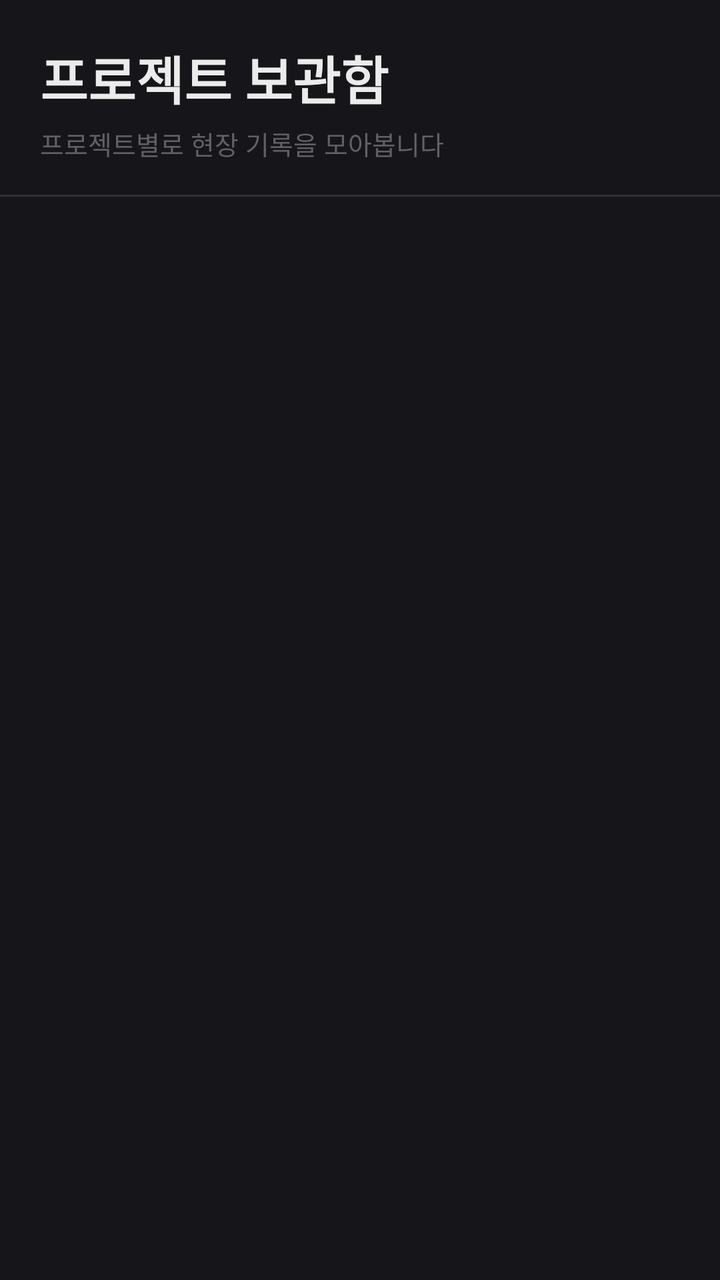
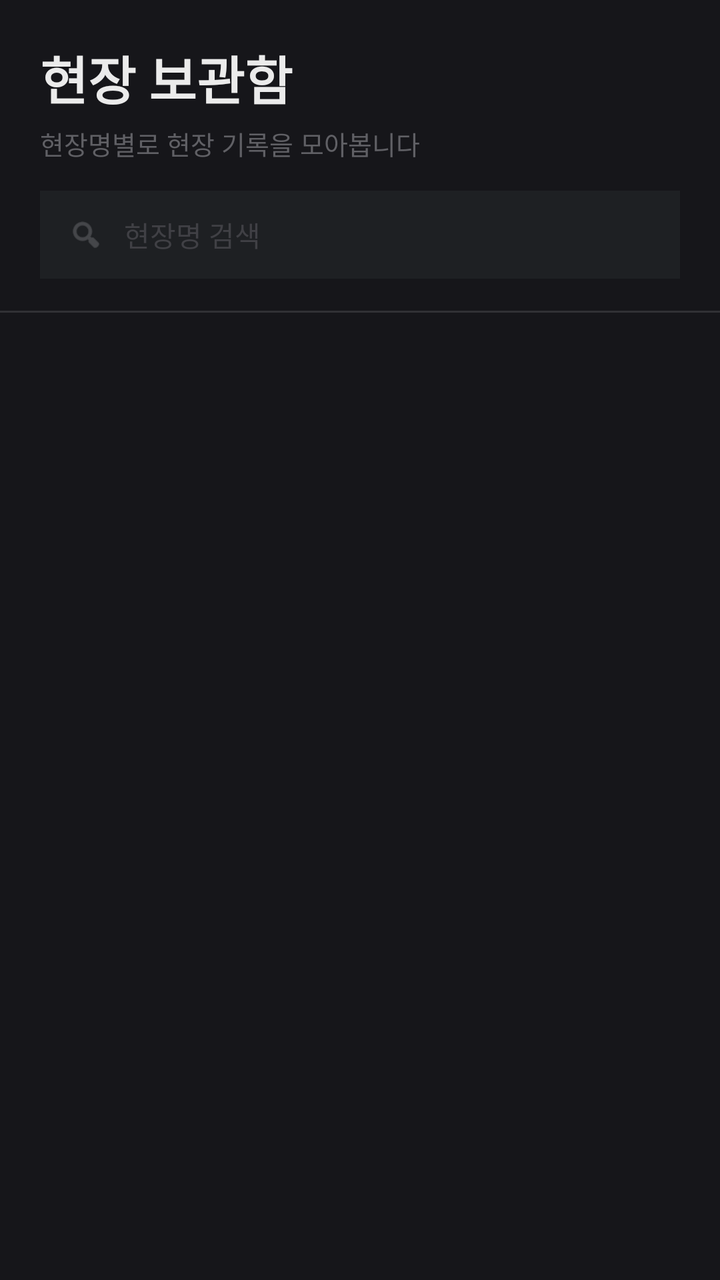

Before-and-after screenshots of an Android layout around one commit, followed by the original layout XML and the change that was made.
<!-- AndroidManifest.xml: application theme Theme.Siteboard -->
<!-- res/layout/fragment_archive.xml -->
<?xml version="1.0" encoding="utf-8"?>
<androidx.constraintlayout.widget.ConstraintLayout
    xmlns:android="http://schemas.android.com/apk/res/android"
    xmlns:app="http://schemas.android.com/apk/res-auto"
    android:layout_width="match_parent"
    android:layout_height="match_parent"
    android:background="#16161A">

    
    <LinearLayout
        android:id="@+id/layoutHeader"
        android:layout_width="match_parent"
        android:layout_height="wrap_content"
        android:orientation="vertical"
        android:paddingHorizontal="20dp"
        android:paddingTop="20dp"
        android:paddingBottom="16dp"
        app:layout_constraintTop_toTopOf="parent">

        <TextView
            android:id="@+id/tvArchiveTitle"
            android:layout_width="wrap_content"
            android:layout_height="wrap_content"
            android:text="프로젝트 보관함"
            android:textSize="26sp"
            android:textColor="#EBEBEB"
            android:textStyle="bold" />

        <TextView
            android:id="@+id/tvArchiveDesc"
            android:layout_width="wrap_content"
            android:layout_height="wrap_content"
            android:text="프로젝트별로 현장 기록을 모아봅니다"
            android:textColor="#606065"
            android:textSize="13sp"
            android:layout_marginTop="4dp" />
    </LinearLayout>

    
    <View
        android:id="@+id/divider"
        android:layout_width="match_parent"
        android:layout_height="1dp"
        android:background="#1EFFFFFF"
        app:layout_constraintTop_toBottomOf="@id/layoutHeader" />

    
    <ListView
        android:id="@+id/lvProjects"
        android:layout_width="match_parent"
        android:layout_height="0dp"
        android:divider="#1EFFFFFF"
        android:dividerHeight="1dp"
        android:listSelector="?attr/selectableItemBackground"
        android:background="#16161A"
        app:layout_constraintTop_toBottomOf="@id/divider"
        app:layout_constraintBottom_toBottomOf="parent" />

    
    <LinearLayout
        android:id="@+id/layoutEmpty"
        android:layout_width="wrap_content"
        android:layout_height="wrap_content"
        android:orientation="vertical"
        android:gravity="center"
        android:visibility="gone"
        app:layout_constraintTop_toBottomOf="@id/layoutHeader"
        app:layout_constraintBottom_toBottomOf="parent"
        app:layout_constraintStart_toStartOf="parent"
        app:layout_constraintEnd_toEndOf="parent">

        <TextView
            android:layout_width="wrap_content"
            android:layout_height="wrap_content"
            android:text="📂"
            android:textSize="52sp"
            android:layout_marginBottom="16dp" />
        <TextView
            android:layout_width="wrap_content"
            android:layout_height="wrap_content"
            android:text="등록된 프로젝트가 없습니다"
            android:textSize="17sp"
            android:textColor="#A0A0A5"
            android:textStyle="bold" />
    </LinearLayout>

</androidx.constraintlayout.widget.ConstraintLayout>
<!-- resources referenced by this layout -->
<resources>
  <style name="Theme.Siteboard" parent="Theme.MaterialComponents.DayNight.NoActionBar">
  
          <item name="colorPrimary">#FF6F00</item>
          <item name="colorPrimaryVariant">#16161A</item>
          <item name="colorOnPrimary">#FFFFFF</item>
  
          <item name="colorSecondary">#FF6F00</item>
          <item name="colorSecondaryVariant">#FF6F00</item>
          <item name="colorOnSecondary">#FFFFFF</item>
  
          <item name="colorError">#E05567</item>
  
          <item name="android:colorBackground">@color/bg_dark</item>
          <item name="colorSurface">@color/surface_dark</item>
  
          <item name="android:statusBarColor">#16161A</item>
          <item name="android:navigationBarColor">#16161A</item>
          <item name="android:windowLightStatusBar" tools:targetApi="m">false</item>
  
          <item name="android:windowSplashScreenBackground" tools:targetApi="s">#16161A</item>
          <item name="android:windowSplashScreenAnimatedIcon" tools:targetApi="s">@android:color/transparent</item>
          <item name="android:windowSplashScreenAnimationDuration" tools:targetApi="s">0</item>
      </style>
  <color name="bg_dark">#16161A</color>
  <color name="surface_dark">#1E2023</color>
</resources>

<!-- the commit's change to res/layout/fragment_archive.xml (unified diff, before → after) -->
@@ -17,23 +17,67 @@
         android:paddingBottom="16dp"
         app:layout_constraintTop_toTopOf="parent">
 
-        <TextView
-            android:id="@+id/tvArchiveTitle"
-            android:layout_width="wrap_content"
+        
+        <LinearLayout
+            android:layout_width="match_parent"
             android:layout_height="wrap_content"
-            android:text="프로젝트 보관함"
-            android:textSize="26sp"
-            android:textColor="#EBEBEB"
-            android:textStyle="bold" />
+            android:orientation="horizontal"
+            android:gravity="center_vertical"
+            android:layout_marginBottom="14dp">
 
-        <TextView
-            android:id="@+id/tvArchiveDesc"
-            android:layout_width="wrap_content"
-            android:layout_height="wrap_content"
-            android:text="프로젝트별로 현장 기록을 모아봅니다"
-            android:textColor="#606065"
-            android:textSize="13sp"
-            android:layout_marginTop="4dp" />
+            <LinearLayout
+                android:layout_width="0dp"
+                android:layout_height="wrap_content"
+                android:layout_weight="1"
+                android:orientation="vertical">
+                <TextView
+                    android:layout_width="wrap_content"
+                    android:layout_height="wrap_content"
+                    android:text="현장 보관함"
+                    android:textSize="26sp"
+                    android:textColor="#EBEBEB"
+                    android:textStyle="bold" />
+                <TextView
+                    android:id="@+id/tvArchiveDesc"
+                    android:layout_width="wrap_content"
+                    android:layout_height="wrap_content"
+                    android:text="현장명별로 현장 기록을 모아봅니다"
+                    android:textColor="#606065"
+                    android:textSize="13sp"
+                    android:layout_marginTop="4dp" />
+            </LinearLayout>
+        </LinearLayout>
+
+        
+        <LinearLayout
+            android:layout_width="match_parent"
+            android:layout_height="44dp"
+            android:orientation="horizontal"
+            android:gravity="center_vertical"
+            android:background="#1E2023"
+            android:paddingHorizontal="14dp">
+
+            <ImageView
+                android:layout_width="18dp"
+                android:layout_height="18dp"
+                android:src="@android:drawable/ic_menu_search"
+                android:alpha="0.5"
+                app:tint="#A0A0A5" />
+
+            <EditText
+                android:id="@+id/etSearch"
+                android:layout_width="0dp"
+                android:layout_height="match_parent"
+                android:layout_weight="1"
+                android:background="@null"
+                android:hint="현장명 검색"
+                android:textColor="#EBEBEB"
+                android:textColorHint="#404045"
+                android:textSize="14sp"
+                android:paddingHorizontal="10dp"
+                android:imeOptions="actionSearch"
+                android:inputType="text" />
+        </LinearLayout>
     </LinearLayout>
 
     
@@ -78,7 +122,7 @@
         <TextView
             android:layout_width="wrap_content"
             android:layout_height="wrap_content"
-            android:text="등록된 프로젝트가 없습니다"
+            android:text="등록된 현장이 없습니다"
             android:textSize="17sp"
             android:textColor="#A0A0A5"
             android:textStyle="bold" />
